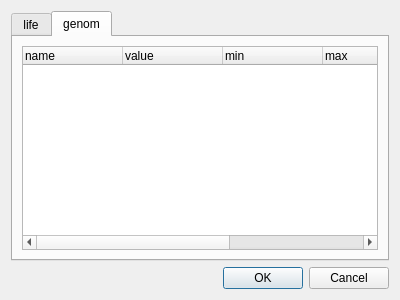
Old version of the form widget/lifedialog.ui in the repository dridk/estel.
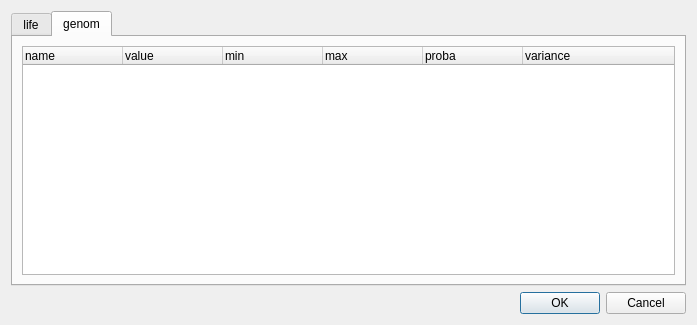
New version of the form. The open tabs and pages were chosen to show the change.

What changed in the file:
```diff
--- a/widget/lifedialog.ui
+++ b/widget/lifedialog.ui
@@ -6,8 +6,8 @@
    <rect>
     <x>0</x>
     <y>0</y>
-    <width>400</width>
-    <height>300</height>
+    <width>697</width>
+    <height>325</height>
    </rect>
   </property>
   <property name="windowTitle">
```
Left out of the diff: 2 changed lines with no effect on the pictures.
